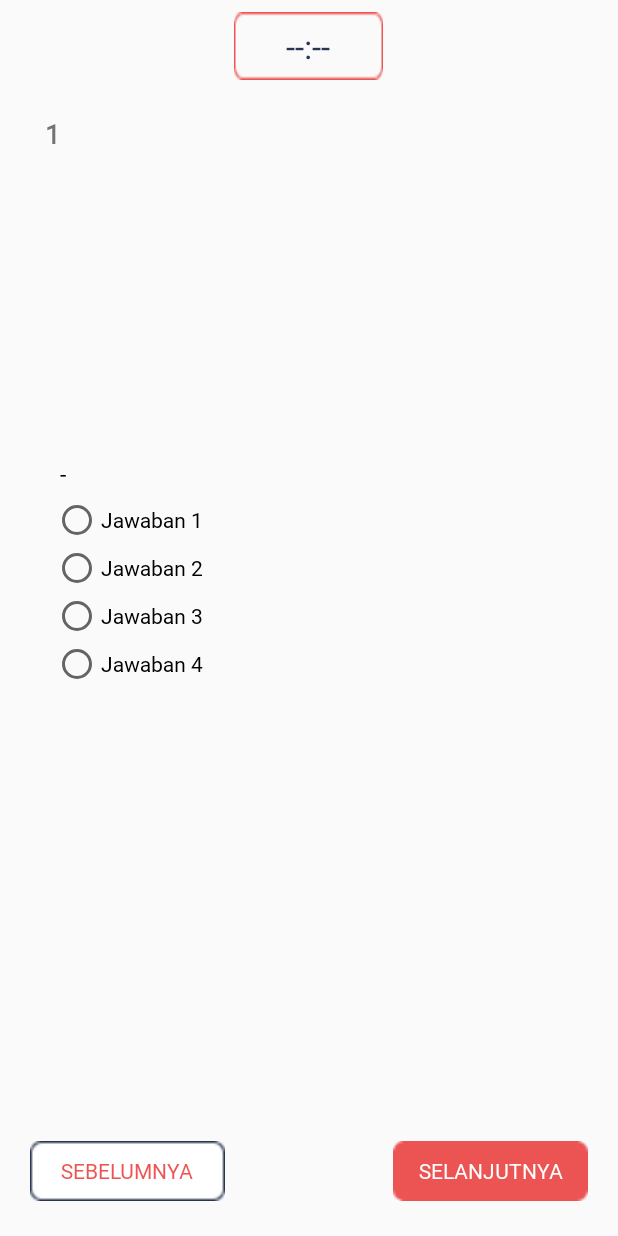
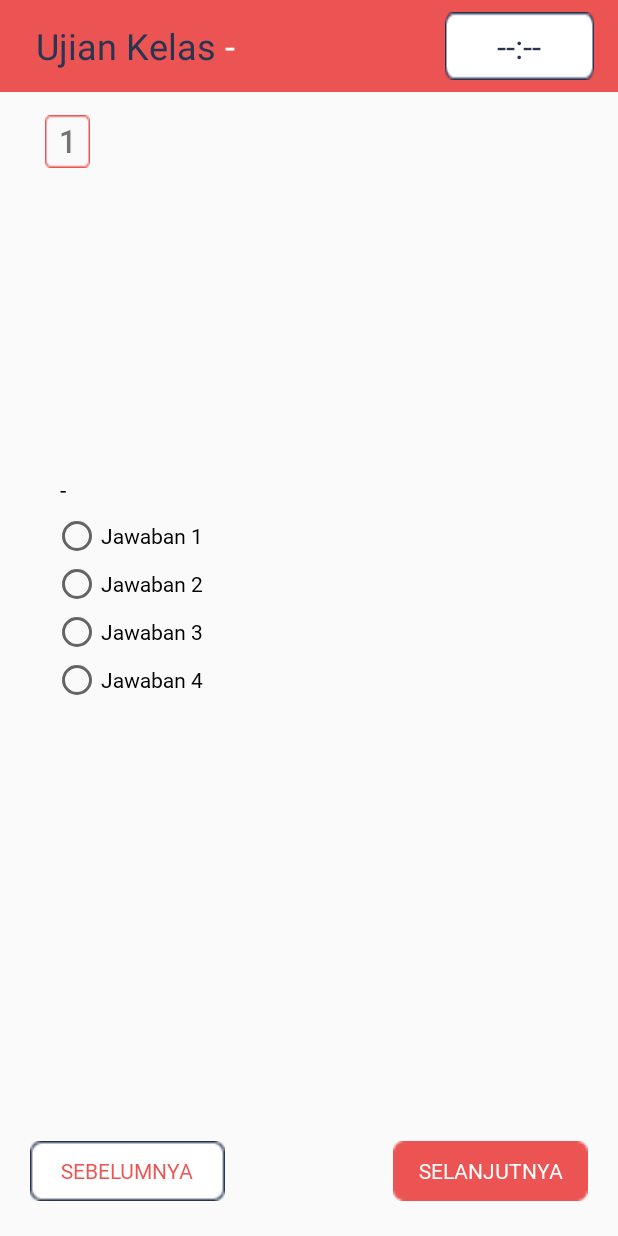
Before and after one commit to fadilHidayatul/AplikasiUjian, an Android app: the UjianActivity screen opened directly, with no data from a screen before it, on a phone screen of 412 x 824 dp. Run offline under Robolectric (Android 15) with nearby library versions, the light colour scheme and no system bars; our stand-ins replace ButterKnife; pictures from the network do not load; 1 statement that could not run was skipped.

Commit message:
add field kelas to user model, api interface, ujian activity, nilai fragment dan profil fragment

```diff
--- a/app/src/main/java/com/example/aplikasiujian/Login/LoginActivity.java
+++ b/app/src/main/java/com/example/aplikasiujian/Login/LoginActivity.java
@@ -85,6 +85,7 @@ public class LoginActivity extends AppCompatActivity {
                                     manager.spStringToken(PrefManager.TOKEN_USER, user.getToken());
                                     manager.spString(PrefManager.ID_USER, user.getId_user());
                                     manager.spStringName(PrefManager.USERNAME, user.getUsername());
+                                    manager.spStringKelas(PrefManager.KELAS, user.getKelas());
 
                                     Intent masukApp = new Intent(LoginActivity.this, MainActivity.class);
                                     masukApp.setFlags(Intent.FLAG_ACTIVITY_CLEAR_TASK | Intent.FLAG_ACTIVITY_CLEAR_TOP);
--- a/app/src/main/java/com/example/aplikasiujian/SharedPreferences/PrefManager.java
+++ b/app/src/main/java/com/example/aplikasiujian/SharedPreferences/PrefManager.java
@@ -15,6 +15,7 @@ public class PrefManager {
     public static final String ID_USER = "ID_USER";
     public static final String TOKEN_USER = "TOKEN_USER";
     public static final String USERNAME = "USERNAME";
+    public static final String KELAS = "KELAS";
 
     public PrefManager(Context context){
         this.mcontext = context;
@@ -36,7 +37,11 @@ public class PrefManager {
     }
 
     //set dari user
-    public void spStringToken(String key, String value){
+    public void spStringKelas(String key, String value){
+        editor.putString(key, value);
+        editor.commit();
+    }
+        public void spStringToken(String key, String value){
         editor.putString(key,value);
         editor.commit();
     }
@@ -50,6 +55,9 @@ public class PrefManager {
     }
 
     //get dari user
+    public String getKelasUser(){
+        return pref.getString(KELAS,"");
+    }
     public String getIdUser(){
         return pref.getString(ID_USER,"");
     }
--- a/app/src/main/java/com/example/aplikasiujian/Ujian/UjianActivity.java
+++ b/app/src/main/java/com/example/aplikasiujian/Ujian/UjianActivity.java
@@ -19,7 +19,6 @@ import androidx.appcompat.app.AppCompatActivity;
 
 import com.bumptech.glide.Glide;
 import com.example.aplikasiujian.LoadingDialog;
-import com.example.aplikasiujian.MainActivity;
 import com.example.aplikasiujian.Model.Soal;
 import com.example.aplikasiujian.R;
 import com.example.aplikasiujian.SharedPreferences.PrefManager;
@@ -42,8 +41,6 @@ import okhttp3.ResponseBody;
 import retrofit2.Call;
 import retrofit2.Callback;
 import retrofit2.Response;
-
-import static java.lang.Integer.parseInt;
 
 public class UjianActivity extends AppCompatActivity {
 
@@ -77,6 +74,8 @@ public class UjianActivity extends AppCompatActivity {
     List<Soal.DATABean> dataBeans;
 
     String idMatpel = "";
+    @BindView(R.id.s_kelas)
+    TextView sKelas;
 
     private CountDownTimer countDownTimer;
     public long timeLeft = 0;
@@ -96,6 +95,7 @@ public class UjianActivity extends AppCompatActivity {
         ButterKnife.bind(this);
         apiInterface = UtilsApi.getApiService();
         context = this;
+        manager = new PrefManager(context);
 
         loadingDialog = new LoadingDialog(this);
 
@@ -104,22 +104,26 @@ public class UjianActivity extends AppCompatActivity {
     }
 
     public void onRadioClick(View view) {
-        Boolean checked = ((RadioButton)view).isChecked();
+        Boolean checked = ((RadioButton) view).isChecked();
 
-        switch (view.getId()){
-            case R.id.a : if (checked){
+        switch (view.getId()) {
+            case R.id.a:
+                if (checked) {
                     jawaban = a.getText().toString();
                 }
                 break;
-            case R.id.b : if (checked){
+            case R.id.b:
+                if (checked) {
                     jawaban = b.getText().toString();
                 }
                 break;
-            case R.id.c : if(checked){
+            case R.id.c:
+                if (checked) {
                     jawaban = c.getText().toString();
                 }
                 break;
-            case R.id.d : if (checked){
+            case R.id.d:
+                if (checked) {
                     jawaban = d.getText().toString();
                 }
                 break;
@@ -129,51 +133,51 @@ public class UjianActivity extends AppCompatActivity {
 
     public void fetchSoal() {
         loadingDialog.startLoading();
-        apiInterface.getSoal(idMatpel).enqueue(new Callback<ResponseBody>() {
+        apiInterface.getSoal(idMatpel, manager.getKelasUser()).enqueue(new Callback<ResponseBody>() {
             @Override
             public void onResponse(Call<ResponseBody> call, Response<ResponseBody> response) {
-                if (response.isSuccessful()){
+                if (response.isSuccessful()) {
                     try {
                         JSONObject object = new JSONObject(response.body().string());
                         loadingDialog.stopLoading();
-                        if (object.getString("status").equals("200")){
+                        if (object.getString("status").equals("200")) {
                             JSONArray array = object.getJSONArray("DATA");
 
                             //ambil soal tambah ke model dari API
                             dataBeans = new ArrayList<>();
                             Gson gson = new Gson();
-                            for (int i = 0; i <array.length() ; i++) {
+                            for (int i = 0; i < array.length(); i++) {
                                 Soal.DATABean bean = gson.fromJson(array.get(i).toString(), Soal.DATABean.class);
                                 dataBeans.add(bean);
                             }
-
+                            sKelas.setText(manager.getKelasUser());
                             int num = array.length();
                             noSoal.setText(count + "");
 
                             //set soal pertama
-                            txtSoal.setText(dataBeans.get(count-1).getText_soal());
-                            a.setText(dataBeans.get(count-1).getA());
-                            b.setText(dataBeans.get(count-1).getB());
-                            c.setText(dataBeans.get(count-1).getC());
-                            d.setText(dataBeans.get(count-1).getD());
-                            if (dataBeans.get(count-1).getImage_soal() == null){
+                            txtSoal.setText(dataBeans.get(count - 1).getText_soal());
+                            a.setText(dataBeans.get(count - 1).getA());
+                            b.setText(dataBeans.get(count - 1).getB());
+                            c.setText(dataBeans.get(count - 1).getC());
+                            d.setText(dataBeans.get(count - 1).getD());
+                            if (dataBeans.get(count - 1).getImage_soal() == null) {
                                 imgSoal.setVisibility(View.GONE);
                             }
-                            String urlGambar = UtilsApi.urlImage+""+dataBeans.get(count-1).getImage_soal();
+                            String urlGambar = UtilsApi.urlImage + "" + dataBeans.get(count - 1).getImage_soal();
                             Glide.with(context).load(urlGambar).placeholder(R.drawable.nilai_pic).into(imgSoal);
 
-                            jawab = new ArrayList<>( );
-                            for (int i = 0; i <num ; i++) {
+                            jawab = new ArrayList<>();
+                            for (int i = 0; i < num; i++) {
                                 jawab.add(""); //default
                             }
 
-                            if (count == 1){
+                            if (count == 1) {
                                 btnPrev.setVisibility(View.GONE);
                             }
                             btnNext.setOnClickListener(new View.OnClickListener() {
                                 @Override
                                 public void onClick(View v) {
-                                    jawab.set(count-1, jawaban); //set jawaban dari soal 1
+                                    jawab.set(count - 1, jawaban); //set jawaban dari soal 1
 
                                     count++;
                                     noSoal.setText("" + count);
@@ -184,36 +188,36 @@ public class UjianActivity extends AppCompatActivity {
                                         btnNext.setVisibility(View.GONE);
                                         btnSubmit.setVisibility(View.VISIBLE);
                                         //submitbtn()
-                                    }else {
+                                    } else {
                                         btnNext.setVisibility(View.VISIBLE);
                                         btnPrev.setVisibility(View.VISIBLE);
                                     }
 
-                                    txtSoal.setText(dataBeans.get(count-1).getText_soal());
-                                    a.setText(dataBeans.get(count-1).getA());
-                                    b.setText(dataBeans.get(count-1).getB());
-                                    c.setText(dataBeans.get(count-1).getC());
-                                    d.setText(dataBeans.get(count-1).getD());
-                                    if (dataBeans.get(count-1).getImage_soal() == null){
+                                    txtSoal.setText(dataBeans.get(count - 1).getText_soal());
+                                    a.setText(dataBeans.get(count - 1).getA());
+                                    b.setText(dataBeans.get(count - 1).getB());
+                                    c.setText(dataBeans.get(count - 1).getC());
+                                    d.setText(dataBeans.get(count - 1).getD());
+                                    if (dataBeans.get(count - 1).getImage_soal() == null) {
                                         imgSoal.setVisibility(View.GONE);
-                                    }else{
+                                    } else {
                                         imgSoal.setVisibility(View.VISIBLE);
                                     }
-                                    String urlGambar = UtilsApi.urlImage+""+dataBeans.get(count-1).getImage_soal();
+                                    String urlGambar = UtilsApi.urlImage + "" + dataBeans.get(count - 1).getImage_soal();
                                     Glide.with(context).load(urlGambar).placeholder(R.drawable.nilai_pic).into(imgSoal);
 
-                                    Toast.makeText(getApplicationContext(), ""+jawab.get(count-2), Toast.LENGTH_SHORT).show();//
+                                    Toast.makeText(getApplicationContext(), "" + jawab.get(count - 2), Toast.LENGTH_SHORT).show();//
 
                                     //cek radio jika tombol dibalik
-                                    if (a.getText().toString().equals(jawab.get(count-1))){
+                                    if (a.getText().toString().equals(jawab.get(count - 1))) {
                                         a.setChecked(true);
-                                    }else if(b.getText().toString().equals(jawab.get(count-1))){
+                                    } else if (b.getText().toString().equals(jawab.get(count - 1))) {
                                         b.setChecked(true);
-                                    }else if(c.getText().toString().equals(jawab.get(count-1))){
+                                    } else if (c.getText().toString().equals(jawab.get(count - 1))) {
                                         c.setChecked(true);
-                                    } else if(d.getText().toString().equals(jawab.get(count-1))){
+                                    } else if (d.getText().toString().equals(jawab.get(count - 1))) {
                                         d.setChecked(true);
-                                    }else{
+                                    } else {
                                         a.setChecked(true);
                                     }
                                 }
@@ -222,9 +226,9 @@ public class UjianActivity extends AppCompatActivity {
                             btnSubmit.setOnClickListener(new View.OnClickListener() {
                                 @Override
                                 public void onClick(View v) {
-                                    jawab.set(count-1, jawaban);
+                                    jawab.set(count - 1, jawaban);
                                     Log.i("TAG", "onClick: " + jawab);
-                                    Toast.makeText(getApplicationContext(), ""+jawab.get(count-1), Toast.LENGTH_SHORT).show();
+                                    Toast.makeText(getApplicationContext(), "" + jawab.get(count - 1), Toast.LENGTH_SHORT).show();
                                     AlertDialog.Builder builder = new AlertDialog.Builder(v.getContext());
                                     builder.setTitle("Ujian Selesai!!")
                                             .setMessage("Apakah kamu yakin dengan jawaban yang sudah diisi?")
@@ -234,8 +238,8 @@ public class UjianActivity extends AppCompatActivity {
                                                 public void onClick(DialogInterface dialog, int which) {
                                                     //pengolahan nilai disini
                                                     int totalBenar = 0;
-                                                    for (int i = 0; i <num ; i++) {
-                                                        if (jawab.get(i).equals(dataBeans.get(i).getKunci())){
+                                                    for (int i = 0; i < num; i++) {
+                                                        if (jawab.get(i).equals(dataBeans.get(i).getKunci())) {
                                                             totalBenar++;
                                                         }
                                                     }
@@ -272,26 +276,26 @@ public class UjianActivity extends AppCompatActivity {
                                         btnNext.setVisibility(View.VISIBLE);
                                     }
 
-                                    txtSoal.setText(dataBeans.get(count-1).getText_soal());
-                                    a.setText(dataBeans.get(count-1).getA());
-                                    b.setText(dataBeans.get(count-1).getB());
-                                    c.setText(dataBeans.get(count-1).getC());
-                                    d.setText(dataBeans.get(count-1).getD());
-                                    if (dataBeans.get(count-1).getImage_soal() == null){
+                                    txtSoal.setText(dataBeans.get(count - 1).getText_soal());
+                                    a.setText(dataBeans.get(count - 1).getA());
+                                    b.setText(dataBeans.get(count - 1).getB());
+                                    c.setText(dataBeans.get(count - 1).getC());
+                                    d.setText(dataBeans.get(count - 1).getD());
+                                    if (dataBeans.get(count - 1).getImage_soal() == null) {
                                         imgSoal.setVisibility(View.GONE);
-                                    }else{
+                                    } else {
                                         imgSoal.setVisibility(View.VISIBLE);
                                     }
-                                    String urlGambar = UtilsApi.urlImage+""+dataBeans.get(count-1).getImage_soal();
+                                    String urlGambar = UtilsApi.urlImage + "" + dataBeans.get(count - 1).getImage_soal();
                                     Glide.with(context).load(urlGambar).placeholder(R.drawable.nilai_pic).into(imgSoal);
 
-                                    if (a.getText().toString().equals(jawab.get(count-1))){
+                                    if (a.getText().toString().equals(jawab.get(count - 1))) {
                                         a.setChecked(true);
-                                    }else if(b.getText().toString().equals(jawab.get(count-1))){
+                                    } else if (b.getText().toString().equals(jawab.get(count - 1))) {
                                         b.setChecked(true);
-                                    }else if(c.getText().toString().equals(jawab.get(count-1))){
+                                    } else if (c.getText().toString().equals(jawab.get(count - 1))) {
                                         c.setChecked(true);
-                                    } else if(d.getText().toString().equals(jawab.get(count-1))){
+                                    } else if (d.getText().toString().equals(jawab.get(count - 1))) {
                                         d.setChecked(true);
                                     }
 
@@ -318,23 +322,23 @@ public class UjianActivity extends AppCompatActivity {
     }
 
     private void kirimNilai(int nilai) {
-        manager = new PrefManager(context);
+
         String score = String.valueOf(nilai);
-        apiInterface.sendScore(manager.getIdUser(),idMatpel,nilai).enqueue(new Callback<ResponseBody>() {
+        apiInterface.sendScore(manager.getIdUser(),idMatpel,manager.getKelasUser(),nilai).enqueue(new Callback<ResponseBody>() {
             @Override
             public void onResponse(Call<ResponseBody> call, Response<ResponseBody> response) {
-                if (response.isSuccessful()){
+                if (response.isSuccessful()) {
                     try {
                         JSONObject object = new JSONObject(response.body().string());
-                        if (object.getString("status").equals("200")){
+                        if (object.getString("status").equals("200")) {
                             Toast.makeText(getApplicationContext(), "Ujian Selesai, Silahkan Cek Nilai", Toast.LENGTH_SHORT).show();
                             Intent intent = new Intent(UjianActivity.this, HasilUjianActivity.class);
                             intent.putExtra("array", (Serializable) jawab);
                             intent.putExtra("nilai", score);
                             intent.putExtra("idmatpel", idMatpel);
                             startActivity(intent);
-                        }else{
-                            Toast.makeText(getApplicationContext(), ""+object.getString("message"), Toast.LENGTH_SHORT).show();
+                        } else {
+                            Toast.makeText(getApplicationContext(), "" + object.getString("message"), Toast.LENGTH_SHORT).show();
                         }
                     } catch (JSONException e) {
                         e.printStackTrace();
@@ -356,25 +360,26 @@ public class UjianActivity extends AppCompatActivity {
 
     private void cekmatpel() {
         Intent intent = getIntent();
-        int flag = intent.getIntExtra("FLAG",0);
-        if (flag == 1){
+        int flag = intent.getIntExtra("FLAG", 0);
+        if (flag == 1) {
             idMatpel = String.valueOf(flag);
-        }else if(flag == 2){
+        } else if (flag == 2) {
             idMatpel = String.valueOf(flag);
-        }else if (flag == 3){
+        } else if (flag == 3) {
             idMatpel = String.valueOf(flag);
-        }else if(flag == 4){
+        } else if (flag == 4) {
             idMatpel = String.valueOf(flag);
         }
     }
 
     private void startCountdown() {
-        countDownTimer = new CountDownTimer(timeLeft,1000) {
+        countDownTimer = new CountDownTimer(timeLeft, 1000) {
             @Override
             public void onTick(long millisUntilFinished) {
                 timeLeft = millisUntilFinished;
                 updateTimer();
             }
+
             private void updateTimer() {
                 int minutes = (int) timeLeft / 60000;
                 int seconds = (int) timeLeft % 60000 / 1000;
@@ -383,7 +388,7 @@ public class UjianActivity extends AppCompatActivity {
                 stringTime = "" + minutes;
                 stringTime += ":";
 
-                if (seconds<10){
+                if (seconds < 10) {
                     stringTime += "0";
                 }
                 stringTime += seconds;
--- a/app/src/main/java/com/example/aplikasiujian/Utils/ApiInterface.java
+++ b/app/src/main/java/com/example/aplikasiujian/Utils/ApiInterface.java
@@ -26,16 +26,20 @@ public interface ApiInterface {
                                );
 
     @GET("soal/read_id.php")
-    Call<ResponseBody> getSoal(@Query("id_matpel") String idMatpel);
+    Call<ResponseBody> getSoal(@Query("id_matpel") String idMatpel,
+                               @Query("kelas") String kelas
+                                );
 
     @FormUrlEncoded
     @POST("nilai/up_nilai.php")
     Call<ResponseBody> sendScore(@Query("id_user") String idUser,
                                  @Query("id_matpel") String idMatpel,
+                                 @Query("kelas") String kelas,
                                  @Field("nilai") int nilai
                                 );
 
     @GET("nilai/getnilai_id.php")
-    Call<ResponseBody> getNilai(@Query("id_user") int idUser
+    Call<ResponseBody> getNilai(@Query("id_user") int idUser,
+                                @Query("kelas") String kelas
                                 );
 }
--- a/app/src/main/java/com/example/aplikasiujian/Utils/UtilsApi.java
+++ b/app/src/main/java/com/example/aplikasiujian/Utils/UtilsApi.java
@@ -2,15 +2,15 @@ package com.example.aplikasiujian.Utils;
 
 public class UtilsApi {
     //public static final String baseURL = "http://10.234.252.94/ujianTA/"; //wifi id
-    //public static final String baseURL = "http://192.168.43.136/ujianTA/"; //androidAP
-//    public static final String baseURL = "http://192.168.43.229/ujianTA/"; //faRhan
-//public static final String baseURL = "http://192.168.43.244/"; //Kolord
-public static final String baseURL = "http://35.173.133.143/"; //AWS
+    public static final String baseURL = "http://192.168.43.136/ujianTA/"; //androidAP
+    //public static final String baseURL = "http://192.168.43.229/ujianTA/"; //faRhan
+    //public static final String baseURL = "http://192.168.43.244/"; //Kolord
+    //public static final String baseURL = "http://35.173.133.143/"; //AWS
 
 
-    //public static final String urlImage = "http://192.168.43.136";
-    public static final String urlImage = "http://35.173.133.143";
-//    public static final String urlImage = "http://192.168.43.229";
+    public static final String urlImage = "http://192.168.43.136";
+    //public static final String urlImage = "http://35.173.133.143";
+    //public static final String urlImage = "http://192.168.43.229";
 
     public static ApiInterface getApiService(){
         return RetrofitClient.getRetrofit(baseURL).create(ApiInterface.class);
--- a/app/src/main/res/layout/activity_splash_screen.xml
+++ b/app/src/main/res/layout/activity_splash_screen.xml
@@ -16,7 +16,7 @@
         android:layout_height="3dp"/>
     <TextView
         android:id="@+id/app"
-        android:text="Aplikasi Ujian Kenaikan Kelas 5"
+        android:text="Aplikasi Ujian Online Semester 2 (PUSO 2)"
         android:gravity="center"
         android:textSize="22sp"
         android:fontFamily="@font/friz"
--- a/app/src/main/res/layout/activity_ujian.xml
+++ b/app/src/main/res/layout/activity_ujian.xml
@@ -6,6 +6,11 @@
     android:layout_height="match_parent"
     android:orientation="vertical"
     tools:context=".Ujian.UjianActivity">
+    <RelativeLayout
+        android:paddingHorizontal="16dp"
+        android:background="@color/red"
+        android:layout_width="match_parent"
+        android:layout_height="wrap_content">
         <TextView
             android:id="@+id/countDown"
             android:text="--:--"
@@ -14,26 +19,60 @@
             android:textAlignment="center"
             android:layout_gravity="center"
             android:textSize="22sp"
-        android:background="@drawable/bgtimer"
+            android:layout_alignParentEnd="true"
+            android:background="@drawable/bgprev"
             android:textColor="@color/darkblue"
             android:layout_width="wrap_content"
             android:layout_height="wrap_content"/>
+        <TextView
+            android:id="@+id/k"
+            android:layout_alignParentStart="true"
+            android:layout_width="wrap_content"
+            android:layout_height="wrap_content"
+            android:layout_centerVertical="true"
+            android:textSize="24sp"
+            android:layout_marginStart="8dp"
+            android:textColor="@color/darkblue"
+            android:text="Ujian Kelas "/>
+        <TextView
+            android:id="@+id/s_kelas"
+            android:layout_width="wrap_content"
+            android:layout_height="wrap_content"
+            android:text="-"
+            android:layout_marginRight="6dp"
+            android:layout_toRightOf="@id/k"
+            android:textColor="@color/white"
+            android:layout_centerVertical="true"
+            android:textSize="24sp"/>
+
+    </RelativeLayout>
+
 
     <LinearLayout
         android:layout_width="match_parent"
         android:layout_height="match_parent"
         android:orientation="vertical"
         android:layout_weight="1">
+        <ScrollView
+            android:layout_width="match_parent"
+            android:layout_height="match_parent">
+            <LinearLayout
+                android:layout_width="match_parent"
+                android:layout_height="match_parent"
+                android:orientation="vertical">
                 <TextView
                     android:id="@+id/no_soal"
                     android:layout_width="wrap_content"
                     android:layout_height="wrap_content"
                     android:layout_marginTop="15dp"
                     android:text="1"
+                    android:textAlignment="center"
+                    android:background="@drawable/bgno"
                     android:textStyle="bold"
                     android:fontFamily="@font/reguler"
-            android:textSize="18sp"
+                    android:textSize="20sp"
                     android:layout_marginStart="30dp"
+                    android:padding="4dp"
                     />
 
                 <LinearLayout
@@ -109,6 +148,8 @@
                 </LinearLayout>
 
             </LinearLayout>
+        </ScrollView>
+    </LinearLayout>
 
 
     <LinearLayout
```
Also changed, not shown: app/src/main/java/com/example/aplikasiujian/Home/HomeFragment.java (+8 -0 lines), app/src/main/java/com/example/aplikasiujian/Model/User.java (+15 -5 lines), app/src/main/java/com/example/aplikasiujian/Nilai/NilaiFragment.java (+2 -6 lines), app/src/main/java/com/example/aplikasiujian/Profile/ProfileFragment.java (+11 -8 lines), app/src/main/res/layout/activity_login.xml (+21 -11 lines), app/src/main/res/layout/activity_register.xml (+10 -11 lines), app/src/main/res/layout/fragment_home.xml (+15 -5 lines), app/src/main/res/layout/fragment_nilai.xml (+8 -2 lines), app/src/main/res/layout/fragment_profile.xml (+35 -9 lines), app/src/main/res/drawable/bgno.png (added), app/src/main/res/drawable/pensil.png (added), app/src/main/res/drawable/skolah.png (added). Lines whose indentation alone changed are shown as unchanged.
